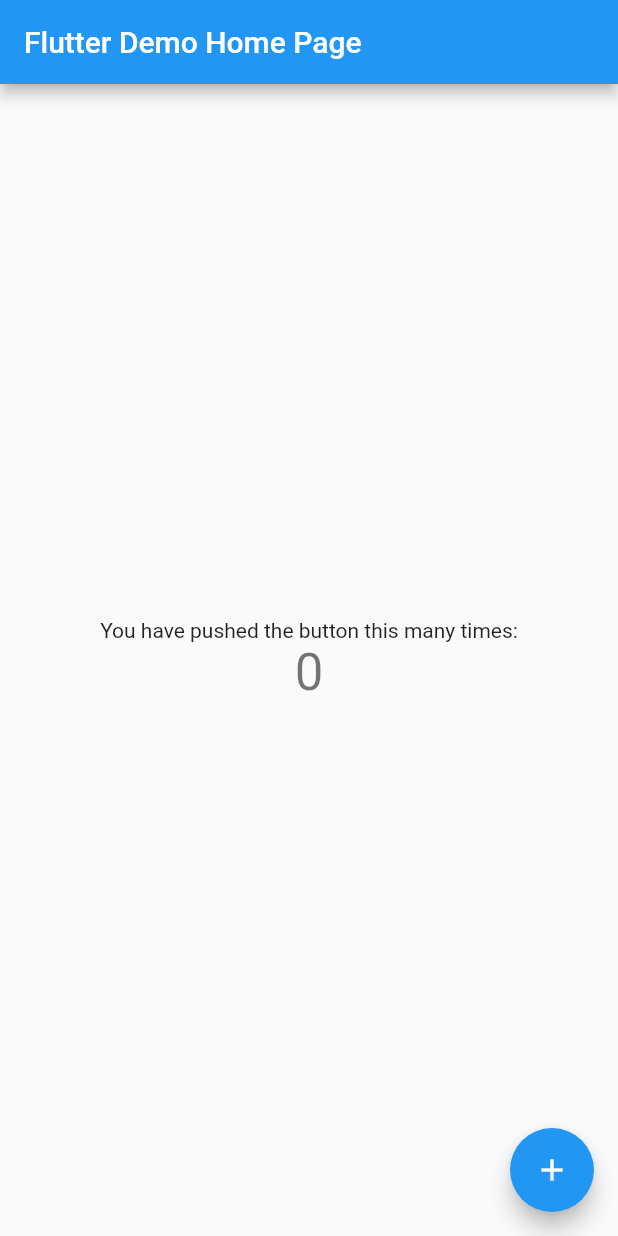
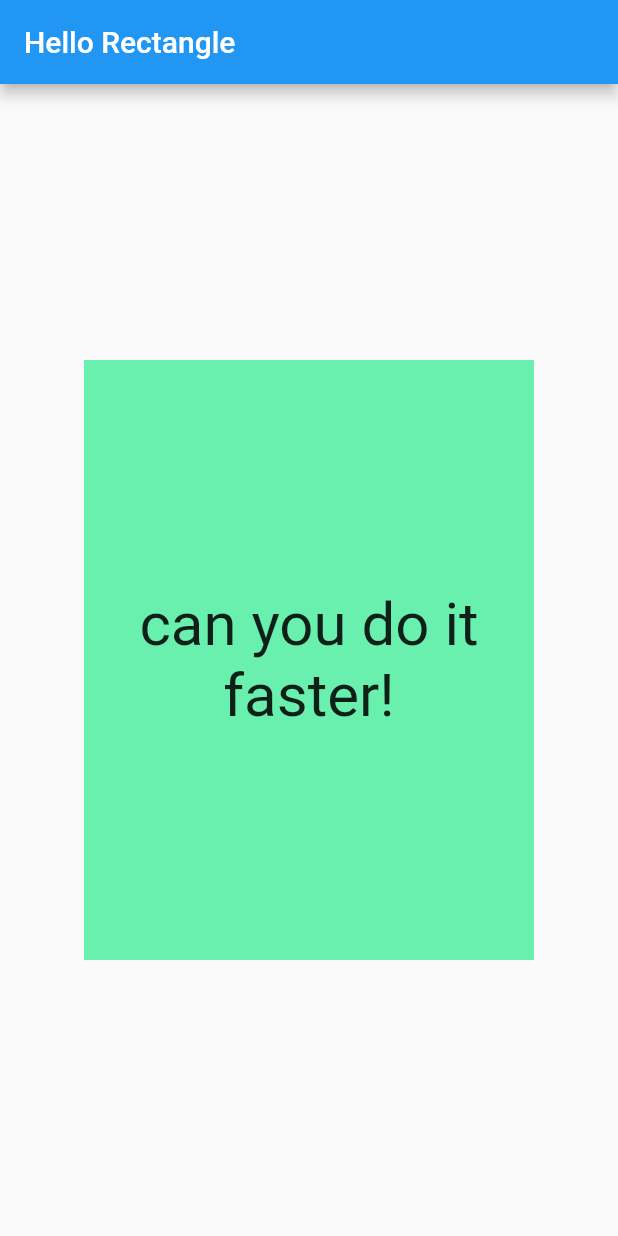
Before and after one commit to laramartin/flutter-udacity, a Flutter app: the screen it shows after launch, on a phone screen of 412 x 824 dp. Run offline on Flutter 3.47's test engine with Material 2 defaults, Android fonts, the phone set to English and light mode, and no system bars.

Commit message:
Udacity sample code

```diff
--- a/hello_rectangle/lib/main.dart
+++ b/hello_rectangle/lib/main.dart
@@ -1,109 +1,40 @@
+// Copyright 2018 The Chromium Authors. All rights reserved.
+// Use of this source code is governed by a BSD-style license that can be
+// found in the LICENSE file.
+
 import 'package:flutter/material.dart';
 
-void main() => runApp(new MyApp());
+void main() {
+  runApp(
+    MaterialApp(
+      debugShowCheckedModeBanner: false,
+      title: 'Hello Rectangle',
+      home: Scaffold(
+        appBar: AppBar(
+          title: Text('Hello Rectangle'),
+        ),
+        body: HelloRectangle(),
+      ),
+    ),
+  );
+}
 
-class MyApp extends StatelessWidget {
-  // This widget is the root of your application.
+class HelloRectangle extends StatelessWidget {
   @override
   Widget build(BuildContext context) {
-    return new MaterialApp(
-      title: 'Flutter Demo',
-      theme: new ThemeData(
-        // This is the theme of your application.
-        //
-        // Try running your application with "flutter run". You'll see the
-        // application has a blue toolbar. Then, without quitting the app, try
-        // changing the primarySwatch below to Colors.green and then invoke
-        // "hot reload" (press "r" in the console where you ran "flutter run",
-        // or press Run > Flutter Hot Reload in IntelliJ). Notice that the
-        // counter didn't reset back to zero; the application is not restarted.
-        primarySwatch: Colors.blue,
+    return Center(
+      child: Container(
+        color: Colors.greenAccent,
+        height: 400.0,
+        width: 300.0,
+        child: Center(
+          child: Text(
+            'can you do it faster!',
+            style: TextStyle(fontSize: 40.0),
+            textAlign: TextAlign.center,
+          ),
+        ),
       ),
-      home: new MyHomePage(title: 'Flutter Demo Home Page'),
     );
   }
 }
-
-class MyHomePage extends StatefulWidget {
-  MyHomePage({Key key, this.title}) : super(key: key);
-
-  // This widget is the home page of your application. It is stateful, meaning
-  // that it has a State object (defined below) that contains fields that affect
-  // how it looks.
-
-  // This class is the configuration for the state. It holds the values (in this
-  // case the title) provided by the parent (in this case the App widget) and
-  // used by the build method of the State. Fields in a Widget subclass are
-  // always marked "final".
-
-  final String title;
-
-  @override
-  _MyHomePageState createState() => new _MyHomePageState();
-}
-
-class _MyHomePageState extends State<MyHomePage> {
-  int _counter = 0;
-
-  void _incrementCounter() {
-    setState(() {
-      // This call to setState tells the Flutter framework that something has
-      // changed in this State, which causes it to rerun the build method below
-      // so that the display can reflect the updated values. If we changed
-      // _counter without calling setState(), then the build method would not be
-      // called again, and so nothing would appear to happen.
-      _counter++;
-    });
-  }
-
-  @override
-  Widget build(BuildContext context) {
-    // This method is rerun every time setState is called, for instance as done
-    // by the _incrementCounter method above.
-    //
-    // The Flutter framework has been optimized to make rerunning build methods
-    // fast, so that you can just rebuild anything that needs updating rather
-    // than having to individually change instances of widgets.
-    return new Scaffold(
-      appBar: new AppBar(
-        // Here we take the value from the MyHomePage object that was created by
-        // the App.build method, and use it to set our appbar title.
-        title: new Text(widget.title),
-      ),
-      body: new Center(
-        // Center is a layout widget. It takes a single child and positions it
-        // in the middle of the parent.
-        child: new Column(
-          // Column is also layout widget. It takes a list of children and
-          // arranges them vertically. By default, it sizes itself to fit its
-          // children horizontally, and tries to be as tall as its parent.
-          //
-          // Invoke "debug paint" (press "p" in the console where you ran
-          // "flutter run", or select "Toggle Debug Paint" from the Flutter tool
-          // window in IntelliJ) to see the wireframe for each widget.
-          //
-          // Column has various properties to control how it sizes itself and
-          // how it positions its children. Here we use mainAxisAlignment to
-          // center the children vertically; the main axis here is the vertical
-          // axis because Columns are vertical (the cross axis would be
-          // horizontal).
-          mainAxisAlignment: MainAxisAlignment.center,
-          children: <Widget>[
-            new Text(
-              'You have pushed the button this many times:',
-            ),
-            new Text(
-              '$_counter',
-              style: Theme.of(context).textTheme.display1,
-            ),
-          ],
-        ),
-      ),
-      floatingActionButton: new FloatingActionButton(
-        onPressed: _incrementCounter,
-        tooltip: 'Increment',
-        child: new Icon(Icons.add),
-      ), // This trailing comma makes auto-formatting nicer for build methods.
-    );
-  }
-}
```
